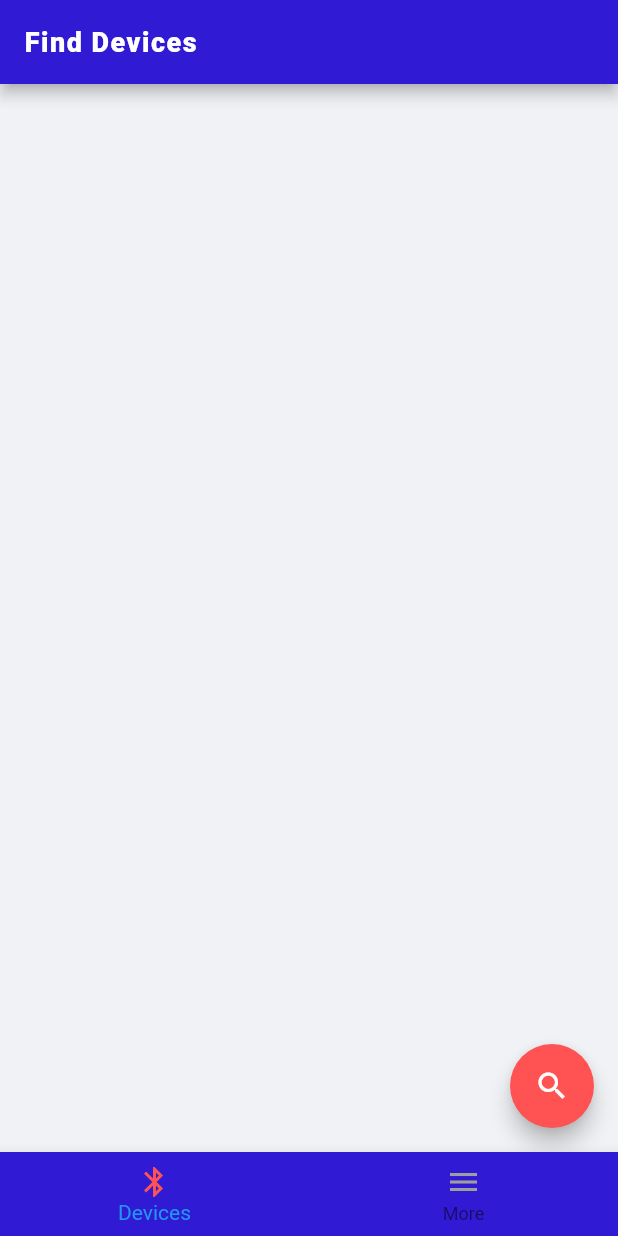
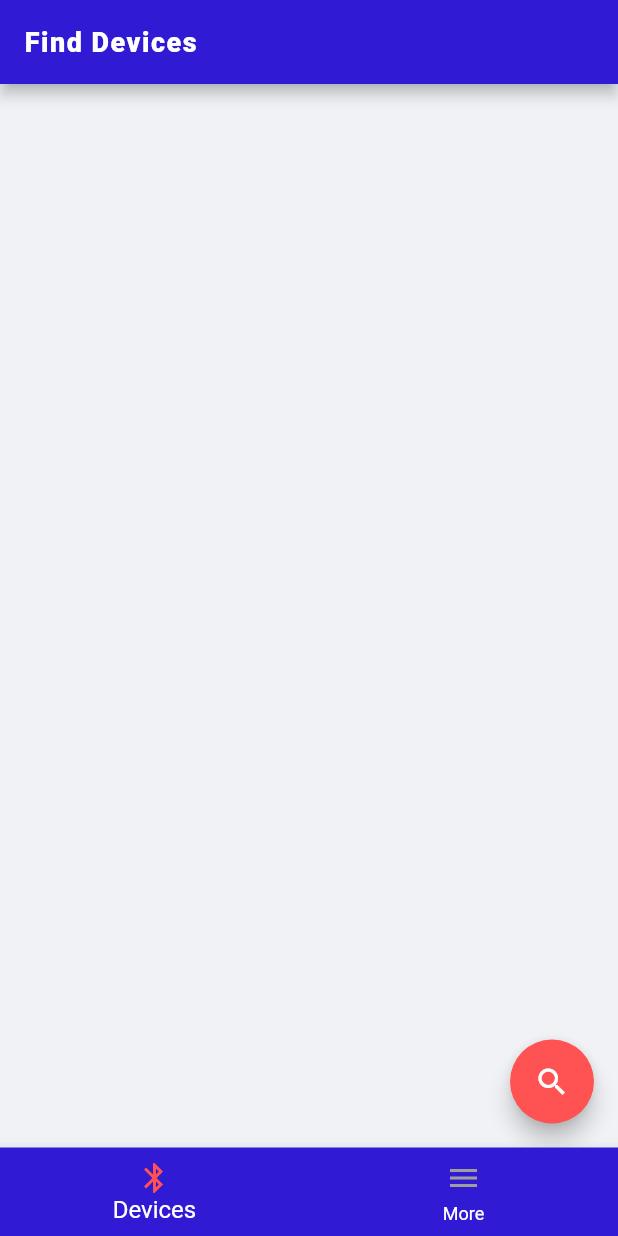
Before and after one commit to blelora/blelora-app, a Flutter app: the screen it shows after launch, on a phone screen of 412 x 824 dp. Run offline on Flutter 3.47's test engine with Material 2 defaults, Android fonts, the light colour scheme and no system bars; our stand-ins replace convert, dio, file_picker, flutter_blue; missing offline and left inert: flutter_nordic_dfu.

Commit message:
update syntax

```diff
--- a/lib/src/app.dart
+++ b/lib/src/app.dart
@@ -54,22 +54,24 @@ class _ParentWidgetState extends State<ParentWidget> {
       ),
       bottomNavigationBar: BottomNavigationBar(
         backgroundColor: ThemeColors.bottomNavigationBarBackground,
+        selectedLabelStyle: ThemeTextStyles.bottomNavBar,
         items: const <BottomNavigationBarItem>[
           BottomNavigationBarItem(
             activeIcon: Icon(Icons.bluetooth, color: ThemeColors.bottomNavigationActiveIcon),
             icon: Icon(Icons.bluetooth, color: ThemeColors.bottomNavigationIcon),
-            title: Text('Devices', style: ThemeTextStyles.bottomNavBar),
+            label: 'Devices',
             backgroundColor: ThemeColors.bottomNavigationBarItemBackground,
           ),
           BottomNavigationBarItem(
             activeIcon: Icon(Icons.menu, color: ThemeColors.bottomNavigationActiveIcon),
             icon: Icon(Icons.menu, color: ThemeColors.bottomNavigationIcon),
-            title: Text('More', style: ThemeTextStyles.bottomNavBar),
+            label: 'More',
             backgroundColor: ThemeColors.bottomNavigationBarItemBackground,
           ),
         ],
         currentIndex: _selectedIndex,
-        selectedItemColor: Colors.blue,
+        selectedItemColor: Colors.white,
+        unselectedItemColor: Colors.white,
         onTap: _onItemTapped,
       ),
     );
```
